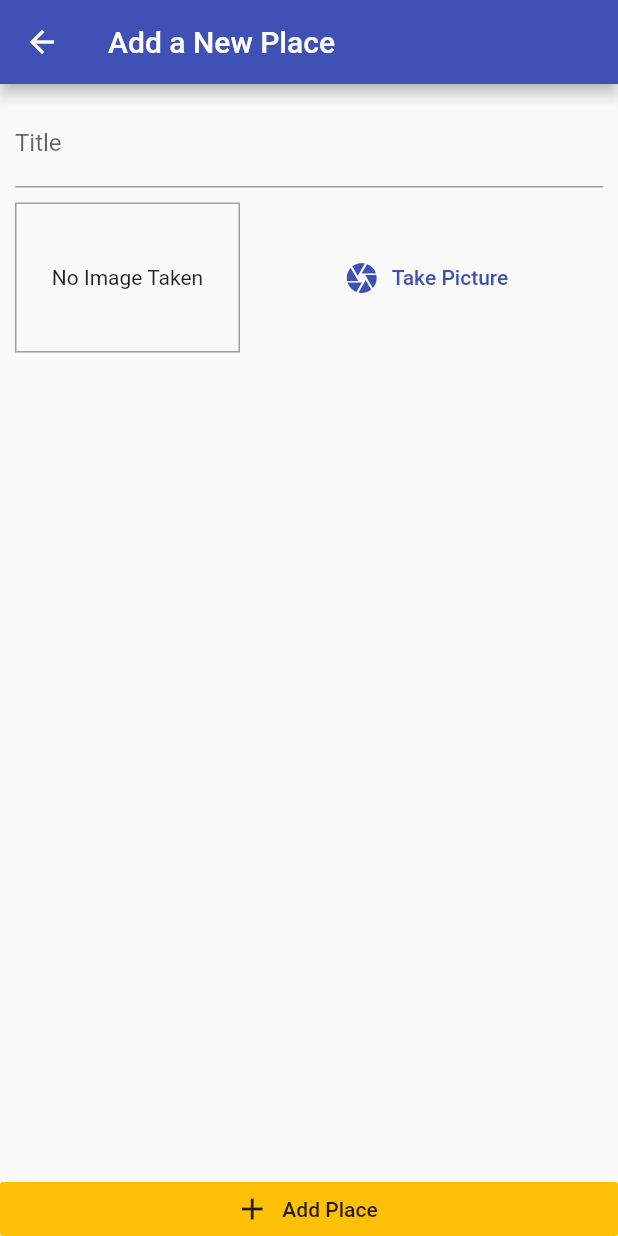
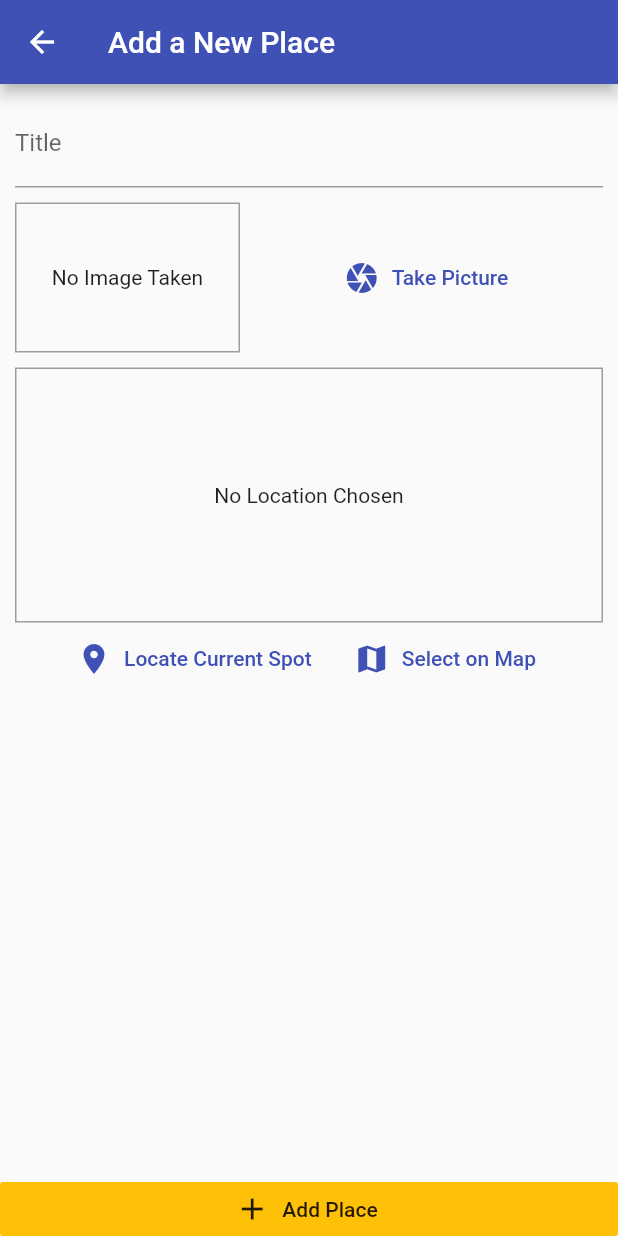
Before and after one commit to djdeo/flutter_native, a Flutter app: the AddPlaceScreen screen opened by its route, on a phone screen of 412 x 824 dp. Run offline on Flutter 3.47's test engine with Material 2 defaults, Android fonts, the phone set to English and light mode, and no system bars; our stand-ins replace image_picker.

Commit message:
feat: add location input UI

```diff
--- a/lib/screens/add_place_screen.dart
+++ b/lib/screens/add_place_screen.dart
@@ -4,6 +4,7 @@ import 'package:flutter/material.dart';
 import 'package:provider/provider.dart';
 
 import '../widgets/image_input.dart';
+import '../widgets/location_input.dart';
 import '../providers/great_places.dart';
 
 class AddPlaceScreen extends StatefulWidget {
@@ -53,6 +54,8 @@ class _AddPlaceScreenState extends State<AddPlaceScreen> {
                       height: 10,
                     ),
                     ImageInput(_selectImage),
+                    SizedBox(height: 10,),
+                    LocationInput(),
                   ],
                 ),
               ),
--- /dev/null
+++ b/lib/widgets/location_input.dart
@@ -0,0 +1,32 @@
+import 'package:flutter/material.dart';
+
+class LocationInput extends StatefulWidget {
+  @override
+  _LocationInputState createState() => _LocationInputState();
+}
+
+class _LocationInputState extends State<LocationInput> {
+  @override
+  Widget build(BuildContext context) {
+    return Column(
+      children: [
+        Container(
+          height: 170,
+          width: double.infinity,
+          alignment: Alignment.center,
+          decoration: BoxDecoration(
+            border: Border.all(width: 1,color: Colors.grey),
+          ),
+          child: Text('No Location Chosen', textAlign: TextAlign.center,),
+        ),
+        Row(
+          mainAxisAlignment: MainAxisAlignment.center,
+          children: [
+            FlatButton.icon(icon: Icon(Icons.location_on),label: Text('Locate Current Spot'), textColor: Theme.of(context).primaryColor, onPressed: (){},),
+            FlatButton.icon(icon: Icon(Icons.map),label: Text('Select on Map'), textColor: Theme.of(context).primaryColor, onPressed: (){},),
+          ],
+        )
+      ],
+    );
+  }
+}
```
